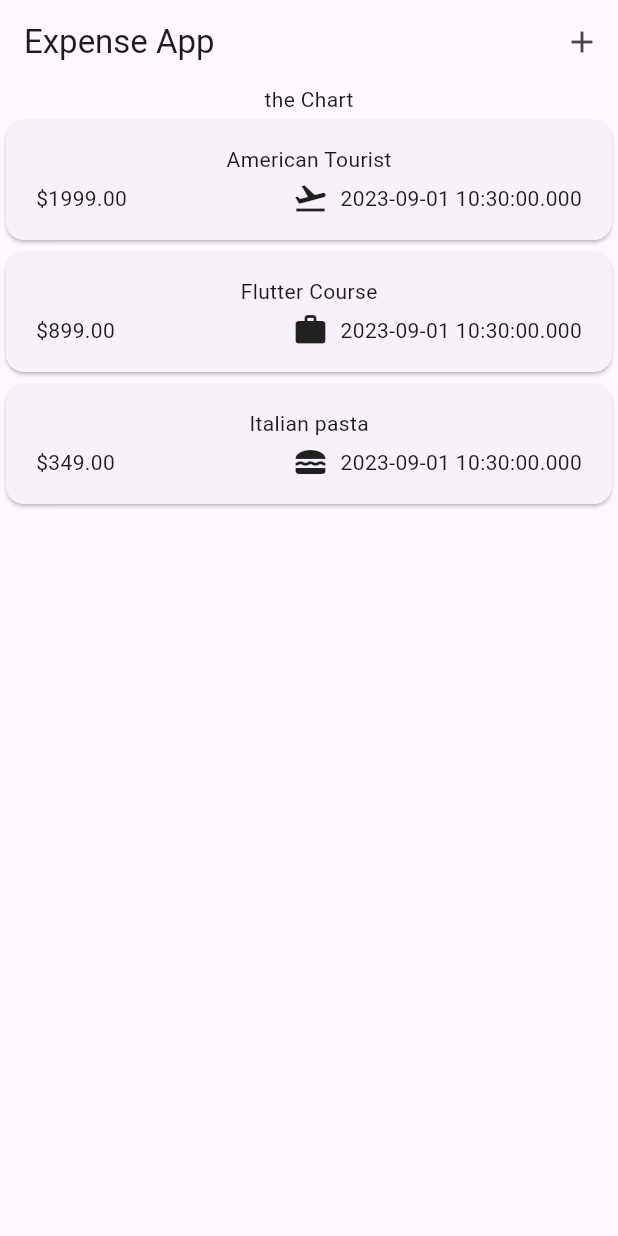
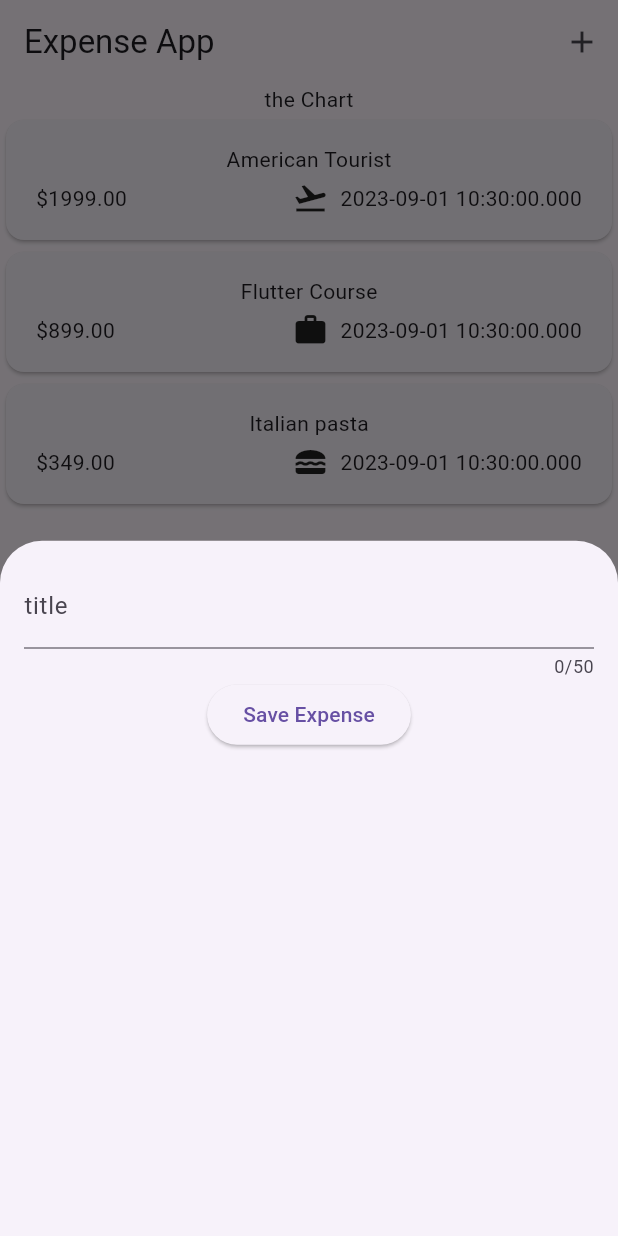
Before and after one commit to Sridhare29/ExpenseApp, a Flutter app: the screen it shows after launch, after a tap on the "add" icon, on a phone screen of 412 x 824 dp. Run offline on Flutter 3.47's test engine with Material 2 defaults, Android fonts, the phone set to English and light mode, and no system bars.

Commit message:
bottom showpop add button

```diff
--- a/lib/widgets/expense.dart
+++ b/lib/widgets/expense.dart
@@ -1,5 +1,6 @@
 // ignore_for_file: unused_field
 
+import 'package:expense_tracker/widgets/expenses_list/expense_newpop.dart';
 import 'package:expense_tracker/widgets/expenses_list/expenses_list.dart';
 import 'package:flutter/material.dart';
 
@@ -19,33 +20,39 @@ class _ExpensesState extends State<Expenses> {
         amount: 1999.0,
         date: DateTime.now(),
         category: Category.travel),
-        Expense(
+    Expense(
         title: "Flutter Course",
         amount: 899.0,
         date: DateTime.now(),
         category: Category.work),
-        Expense(
+    Expense(
         title: "Italian pasta",
         amount: 349.0,
         date: DateTime.now(),
         category: Category.food),
+  ];
 
-  ];
+  void _openAddExpenseOverlay() {
+    showModalBottomSheet(
+        context: context, builder: (ctx) => NewExpense());
+  }
 
   @override
   Widget build(BuildContext context) {
     return Scaffold(
       appBar: AppBar(
-        title: const Text("Expense App",),
-        actions:  [
-          IconButton(onPressed: () {}, icon: Icon(Icons.add))
+        title: const Text(
+          "Expense App",
+        ),
+        actions: [IconButton(onPressed: () {_openAddExpenseOverlay();}, icon: const Icon(Icons.add))],
+      ),
+      body: Column(
+        mainAxisAlignment: MainAxisAlignment.center,
+        children: [
+          const Text("the Chart"),
+          Expanded(child: ExpensesList(expenses: _registeredExpenses))
         ],
       ),
-      body: Column(
-          mainAxisAlignment: MainAxisAlignment.center,
-          children: [ const Text("the Chart"),
-           Expanded(child: ExpensesList(expenses: _registeredExpenses))],
-        ),
     );
   }
 }
--- /dev/null
+++ b/lib/widgets/expenses_list/expense_newpop.dart
@@ -0,0 +1,38 @@
+// ignore_for_file: unused_field
+import 'package:flutter/material.dart';
+
+class NewExpense extends StatefulWidget {
+  const NewExpense({super.key});
+
+  @override
+  State<NewExpense> createState() => _NewExpenseState();
+}
+
+class _NewExpenseState extends State<NewExpense> {
+  var _enteredTitle = '';
+
+  void _saveTitleInput(String inputValue) {
+    _enteredTitle = inputValue;
+  }
+
+  @override
+  Widget build(BuildContext context) {
+    return Padding(
+      padding: const EdgeInsets.all(16),
+      child: Column(
+        children: [
+           TextField(
+            onChanged: _saveTitleInput,
+            maxLength: 50,
+            decoration: const InputDecoration(label: Text("title")),
+          ),
+          ElevatedButton(
+              onPressed: () {
+                print(_enteredTitle);
+              },
+              child: const Text("Save Expense"))
+        ],
+      ),
+    );
+  }
+}
```
